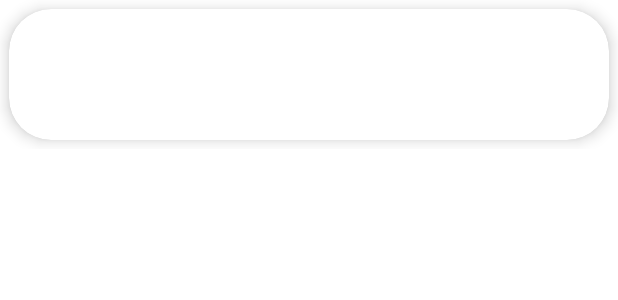
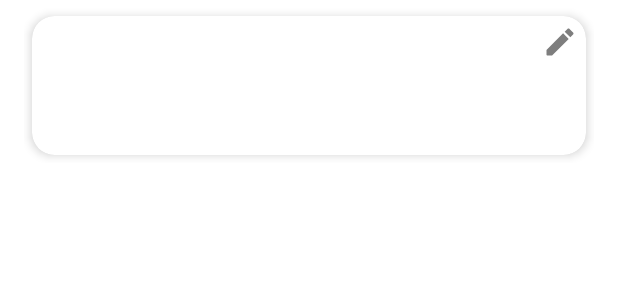
Before and after one commit to deoxyshuang/EnglishAide, an Android app: the layout item_wordcard.xml on its own in the app's theme, with its tools: preview values and no code run, on a phone screen of 412 x 824 dp. Shown: the top 300 px of the screen. Run offline under Robolectric (Android 15) with nearby library versions, the phone set to English and light mode, and no system bars.

```diff
--- a/app/src/main/AndroidManifest.xml
+++ b/app/src/main/AndroidManifest.xml
@@ -3,7 +3,7 @@
     package="com.bear.englishaide">
 
     <application
-        android:allowBackup="true"
+        android:allowBackup="false"
         android:icon="@mipmap/ic_launcher"
         android:label="@string/app_name"
         android:roundIcon="@mipmap/ic_launcher_round"
--- /dev/null
+++ b/app/src/main/res/drawable/ic_round_edit_24.xml
@@ -0,0 +1,5 @@
+<vector android:height="24dp" android:tint="#7E7E7E"
+    android:viewportHeight="24" android:viewportWidth="24"
+    android:width="24dp" xmlns:android="http://schemas.android.com/apk/res/android">
+    <path android:fillColor="@android:color/white" android:pathData="M3,17.46v3.04c0,0.28 0.22,0.5 0.5,0.5h3.04c0.13,0 0.26,-0.05 0.35,-0.15L17.81,9.94l-3.75,-3.75L3.15,17.1c-0.1,0.1 -0.15,0.22 -0.15,0.36zM20.71,7.04c0.39,-0.39 0.39,-1.02 0,-1.41l-2.34,-2.34c-0.39,-0.39 -1.02,-0.39 -1.41,0l-1.83,1.83 3.75,3.75 1.83,-1.83z"/>
+</vector>
--- a/app/src/main/res/layout/activity_edit_wordcard.xml
+++ b/app/src/main/res/layout/activity_edit_wordcard.xml
@@ -308,7 +308,8 @@
         app:layout_constraintBottom_toBottomOf="parent"
         android:background="@color/white"
         android:padding="@dimen/bottombarPadding"
-        android:elevation="@dimen/lightElevation">
+        android:elevation="@dimen/lightElevation"
+        android:clipToPadding="false">
         <Button
             android:id="@+id/btnSave"
             android:layout_width="match_parent"
--- a/app/src/main/res/layout/fragment_wordcards.xml
+++ b/app/src/main/res/layout/fragment_wordcards.xml
@@ -37,8 +37,6 @@
         android:layout_width="match_parent"
         android:layout_height="match_parent">
 
-
-
     </androidx.recyclerview.widget.RecyclerView>
 
 </androidx.constraintlayout.widget.ConstraintLayout>
--- a/app/src/main/res/layout/item_wordcard.xml
+++ b/app/src/main/res/layout/item_wordcard.xml
@@ -4,31 +4,56 @@
     android:layout_height="wrap_content"
     xmlns:app="http://schemas.android.com/apk/res-auto">
 
-    <androidx.cardview.widget.CardView
-        android:id="@+id/cv"
+    <FrameLayout
+        android:id="@+id/frame"
         android:layout_width="match_parent"
         android:layout_height="wrap_content"
         app:layout_constraintTop_toTopOf="parent"
         app:layout_constraintBottom_toBottomOf="parent"
         app:layout_constraintStart_toStartOf="parent"
         app:layout_constraintEnd_toEndOf="parent"
-        app:cardCornerRadius="28dp"
-        app:cardElevation="6dp"
-        android:layout_margin="6dp"
-        android:padding="6dp">
+        android:layout_marginTop="5dp"
+        android:layout_marginBottom="5dp"
+        android:layout_marginStart="16dp"
+        android:layout_marginEnd="16dp"
+        android:padding="5dp"
+        android:clipToPadding="false">
 
-        <LinearLayout
+        <androidx.cardview.widget.CardView
+        android:id="@+id/cv"
+        android:layout_width="match_parent"
+        android:layout_height="wrap_content"
+        app:cardCornerRadius="15dp"
+        app:cardElevation="4dp"
+        android:padding="10dp">
+            <LinearLayout
             android:layout_width="match_parent"
             android:layout_height="match_parent"
-            android:gravity="center">
+            android:gravity="center"
+            android:orientation="vertical"
+            android:paddingTop="16dp"
+            android:paddingBottom="16dp">
             <TextView
                 android:id="@+id/tvWord"
                 android:layout_width="wrap_content"
                 android:layout_height="wrap_content"
-                android:padding="30dp"
-                android:textSize="20sp"
-                />
+                android:textSize="22sp" />
+            <TextView
+                android:id="@+id/tvWordDesc"
+                android:layout_marginTop="10dp"
+                android:layout_width="wrap_content"
+                android:layout_height="wrap_content"
+                android:textSize="15sp" />
         </LinearLayout>
-    </androidx.cardview.widget.CardView>
+        </androidx.cardview.widget.CardView>
 
+        <ImageView
+            android:id="@+id/ivEdit"
+            android:layout_width="wrap_content"
+            android:layout_height="wrap_content"
+            android:src="@drawable/ic_round_edit_24"
+            android:layout_gravity="end|top"
+            android:layout_margin="5dp"
+            android:elevation="7dp" />
+    </FrameLayout>
 </androidx.constraintlayout.widget.ConstraintLayout>
```
Also changed, not shown: app/src/main/java/com/bear/englishaide/EditWordCardActivity.java (+15 -7 lines), app/src/main/java/com/bear/englishaide/FabBehavior.java (added, +46 -0 lines), app/src/main/java/com/bear/englishaide/MainActivity.java (+88 -46 lines), app/src/main/java/com/bear/englishaide/WordCardsFragment.java (+91 -57 lines), app/src/main/res/layout/activity_main.xml (+27 -16 lines), app/src/main/res/values/strings.xml (+11 -0 lines).
